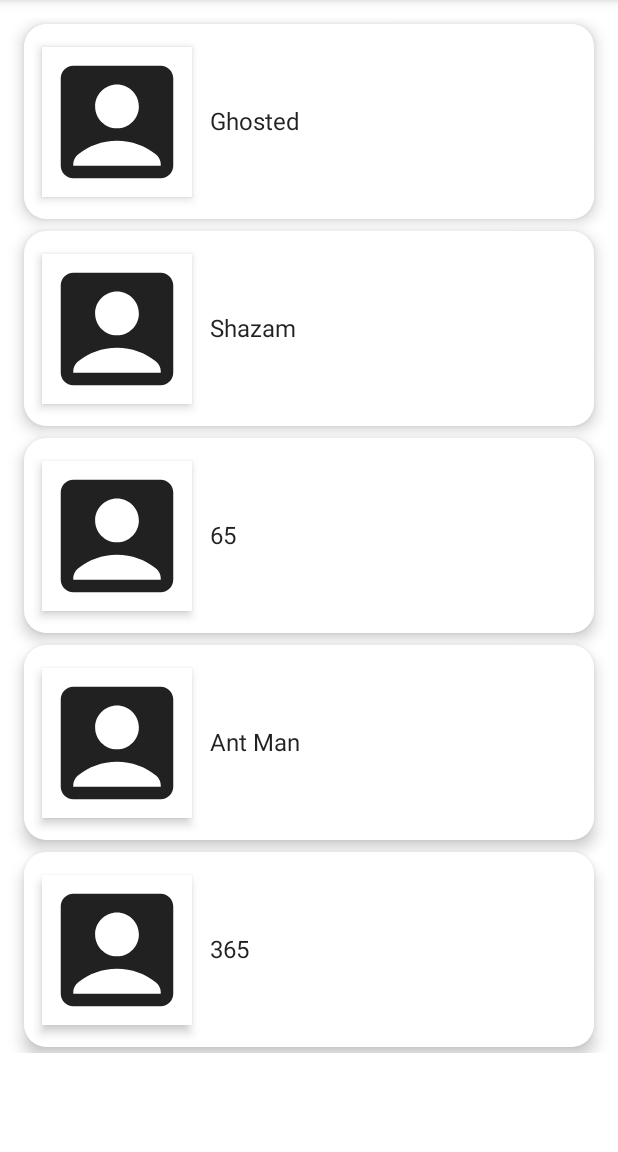
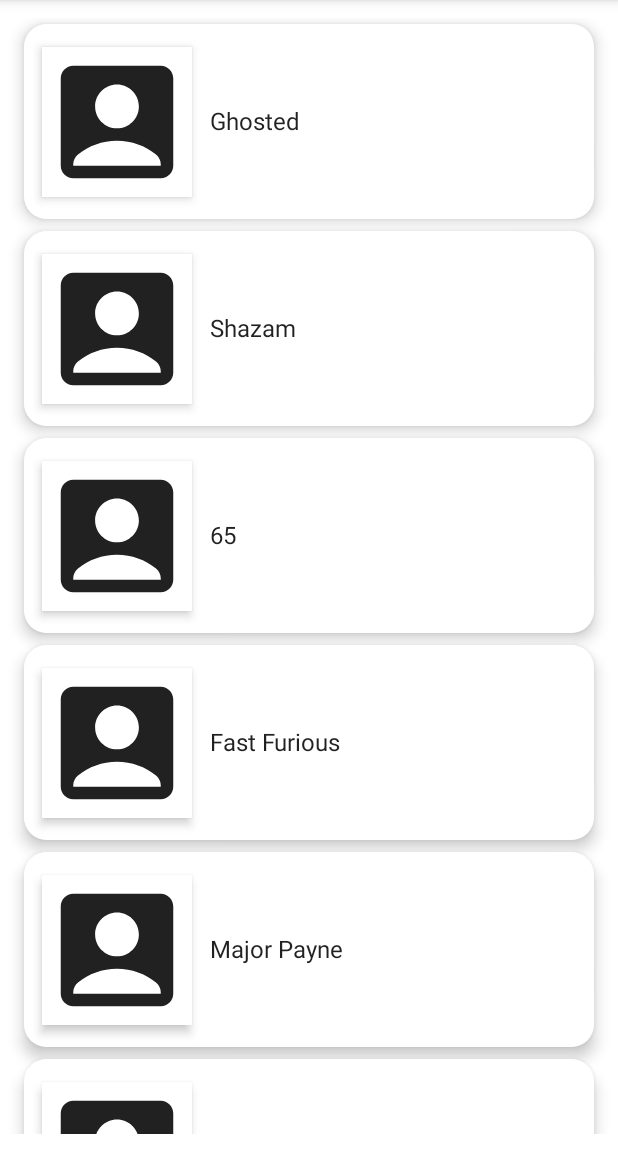
Before and after one commit to AyubuAyubu/MovieApp, an Android app built with Jetpack Compose: the screen it shows after launch (MainActivity), on a phone screen of 412 x 824 dp, the part 84-1236 px from its top. Run offline under Robolectric (Android 15) with nearby library versions, the phone set to English and light mode, and no system bars.

Commit message:
still working on movie app

```diff
--- a/app/src/main/java/com/bazuma/movieapp/navigation/MovieNavigation.kt
+++ b/app/src/main/java/com/bazuma/movieapp/navigation/MovieNavigation.kt
@@ -1,10 +1,12 @@
 package com.bazuma.movieapp.navigation
 
 import androidx.compose.runtime.Composable
+import androidx.navigation.NavType
 import androidx.navigation.compose.NavHost
 import androidx.navigation.compose.composable
 import androidx.navigation.compose.rememberNavController
-import com.bazuma.movieapp.screens.home.DetailsScreen
+import androidx.navigation.navArgument
+import com.bazuma.movieapp.screens.details.DetailsScreen
 import com.bazuma.movieapp.screens.home.HomeScreen
 
 @Composable
@@ -24,8 +26,11 @@ fun MovieNavigation(){
           HomeScreen(navController=navController)
         }
 
-        composable(MovieScreens.DetailsScreen.name){
-            DetailsScreen(navController=navController)
-        }
-    }
+        composable(MovieScreens.DetailsScreen.name+"/{movie}",
+                arguments = listOf(navArgument(name = "movie"){type=NavType.StringType}))
+            {
+                backStackEntry ->
+              DetailsScreen(navController=navController,backStackEntry.arguments?.getString("movie"))
+           }
+      }
 }
--- a/app/src/main/java/com/bazuma/movieapp/screens/home/HomeScreen.kt
+++ b/app/src/main/java/com/bazuma/movieapp/screens/home/HomeScreen.kt
@@ -38,14 +38,17 @@ fun MainContent(
     "Ghosted",
     "Shazam",
     "65",
+        "Fast Furious",
+        "Major Payne",
     "Ant Man",
-    "365"
+    "38"
+
 )){
     Column(modifier = Modifier.padding(12.dp)) {
         LazyColumn {
             items(items=movieList){
                 MovieRow(movie = it){movie ->
-                    navController.navigate(route=MovieScreens.DetailsScreen.name)
+                    navController.navigate(route=MovieScreens.DetailsScreen.name+"/$movie" )
                 }
             }
         }
```
Also changed, not shown: app/src/main/java/com/bazuma/movieapp/model/Movie.kt (added, +20 -0 lines), app/src/main/java/com/bazuma/movieapp/screens/details/DetailsScreen.kt (+57 -3 lines).
